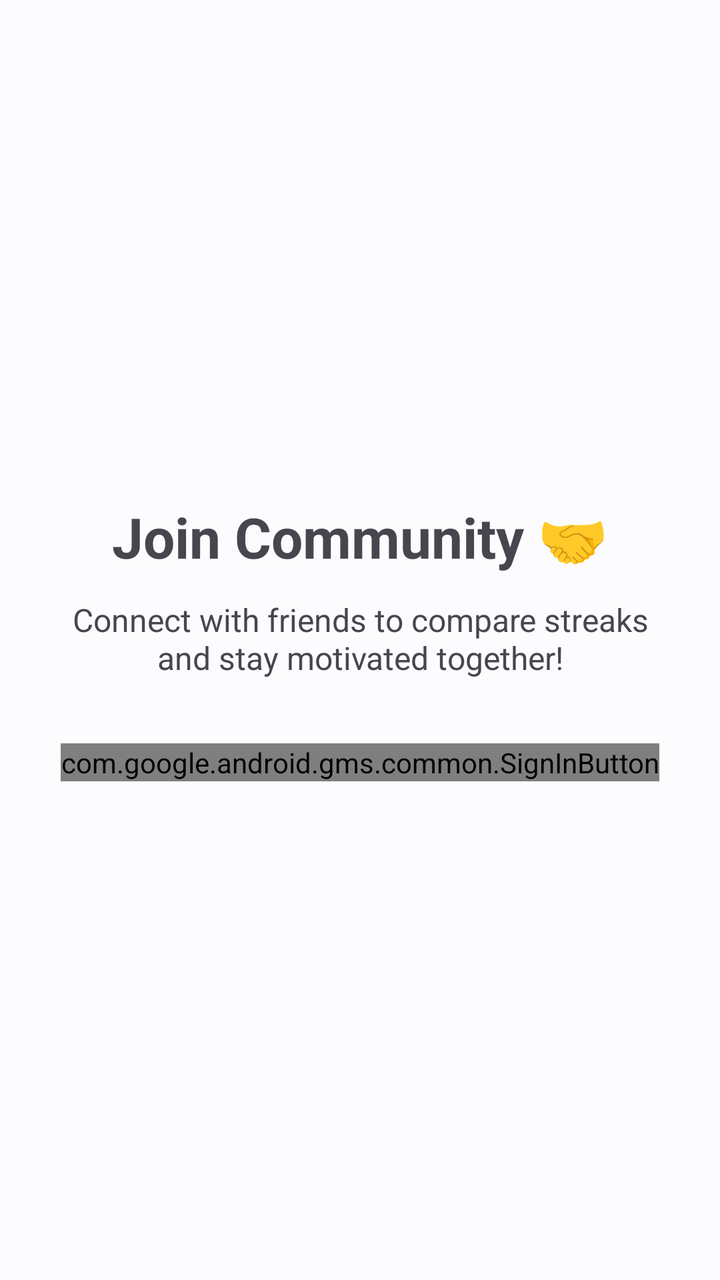
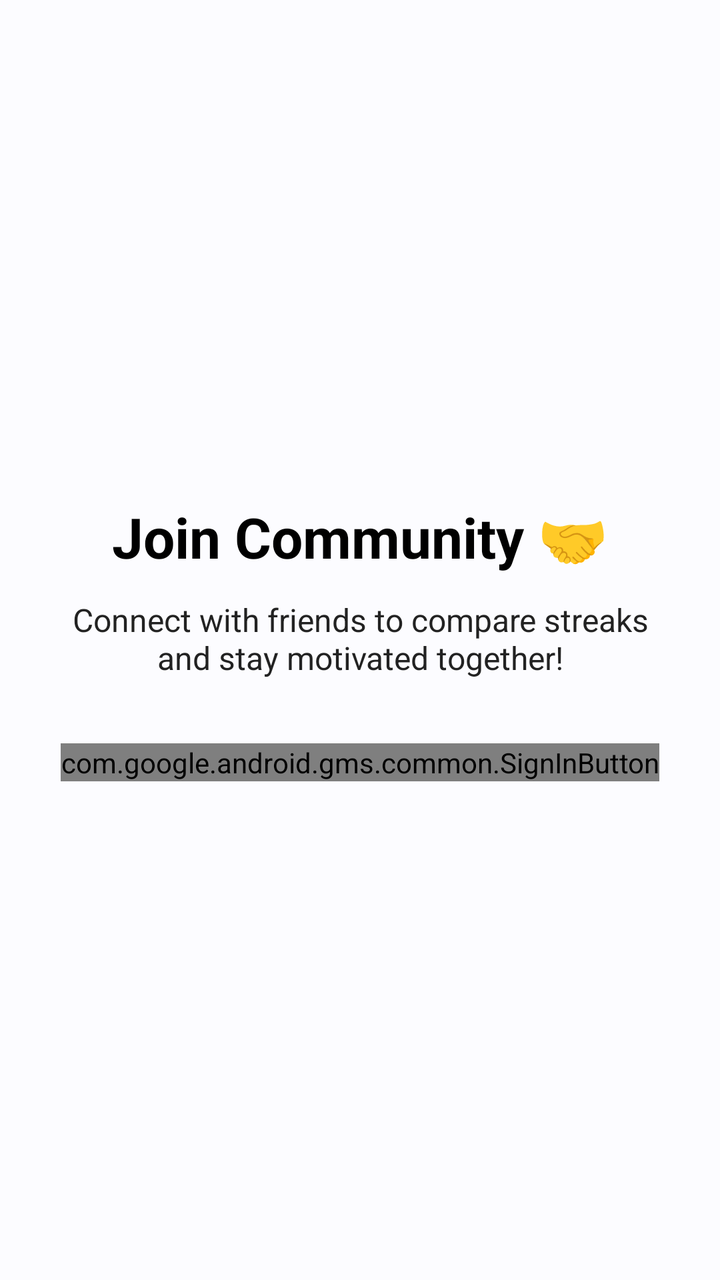

Before-and-after screenshots of an Android layout around one commit, followed by the original layout XML and the change that was made.
<!-- AndroidManifest.xml: application theme Theme.Habitly -->
<!-- res/layout/fragment_social.xml -->
<?xml version="1.0" encoding="utf-8"?>
<androidx.constraintlayout.widget.ConstraintLayout xmlns:android="http://schemas.android.com/apk/res/android"
    xmlns:app="http://schemas.android.com/apk/res-auto"
    android:layout_width="match_parent"
    android:layout_height="match_parent"
    android:padding="24dp">

    
    <LinearLayout
        android:id="@+id/layout_login"
        android:layout_width="match_parent"
        android:layout_height="wrap_content"
        android:gravity="center"
        android:orientation="vertical"
        android:visibility="visible"
        app:layout_constraintBottom_toBottomOf="parent"
        app:layout_constraintTop_toTopOf="parent">

        <TextView
            android:layout_width="wrap_content"
            android:layout_height="wrap_content"
            android:text="Join Community 🤝"
            android:textSize="28sp"
            android:textStyle="bold" />

        <TextView
            android:layout_width="match_parent"
            android:layout_height="wrap_content"
            android:layout_marginTop="12dp"
            android:gravity="center"
            android:text="Connect with friends to compare streaks and stay motivated together!"
            android:textSize="16sp" />

        <com.google.android.gms.common.SignInButton
            android:id="@+id/btn_google_login"
            android:layout_width="wrap_content"
            android:layout_height="wrap_content"
            android:layout_marginTop="32dp" />
    </LinearLayout>

    
    <LinearLayout
        android:id="@+id/layout_social"
        android:layout_width="match_parent"
        android:layout_height="match_parent"
        android:orientation="vertical"
        android:visibility="gone">

        <TextView
            android:layout_width="wrap_content"
            android:layout_height="wrap_content"
            android:text="Social Dashboard"
            android:textSize="24sp"
            android:textStyle="bold" />

        <com.google.android.material.card.MaterialCardView
            android:layout_width="match_parent"
            android:layout_height="wrap_content"
            android:layout_marginTop="16dp"
            app:cardCornerRadius="12dp"
            app:cardElevation="2dp">

            <LinearLayout
                android:layout_width="match_parent"
                android:layout_height="wrap_content"
                android:orientation="vertical"
                android:padding="16dp">

                <TextView
                    android:layout_width="wrap_content"
                    android:layout_height="wrap_content"
                    android:text="Your Friend Code"
                    android:textSize="12sp"
                    android:textAllCaps="true" />

                <TextView
                    android:id="@+id/tv_friend_code"
                    android:layout_width="wrap_content"
                    android:layout_height="wrap_content"
                    android:text="ABC123"
                    android:textColor="?attr/colorPrimary"
                    android:textSize="20sp"
                    android:textStyle="bold" />
            </LinearLayout>
        </com.google.android.material.card.MaterialCardView>

        <com.google.android.material.textfield.TextInputLayout
            android:layout_width="match_parent"
            android:layout_height="wrap_content"
            android:layout_marginTop="16dp"
            android:hint="Enter Friend Code"
            style="@style/Widget.Material3.TextInputLayout.OutlinedBox">

            <com.google.android.material.textfield.TextInputEditText
                android:id="@+id/et_friend_code"
                android:layout_width="match_parent"
                android:layout_height="wrap_content" />
        </com.google.android.material.textfield.TextInputLayout>

        <Button
            android:id="@+id/btn_add_friend"
            android:layout_width="match_parent"
            android:layout_height="wrap_content"
            android:layout_marginTop="8dp"
            android:text="Add Friend" />

        <TextView
            android:layout_width="wrap_content"
            android:layout_height="wrap_content"
            android:layout_marginTop="24dp"
            android:text="Friend Leaderboard"
            android:textStyle="bold" />

        <androidx.recyclerview.widget.RecyclerView
            android:id="@+id/rv_social_leaderboard"
            android:layout_width="match_parent"
            android:layout_height="0dp"
            android:layout_weight="1"
            android:layout_marginTop="8dp" />
    </LinearLayout>

</androidx.constraintlayout.widget.ConstraintLayout>
<!-- resources referenced by this layout -->
<resources>
  <style name="Base.Theme.HabitFlow" parent="Theme.Material3.DayNight.NoActionBar">
          <item name="colorPrimary">@color/md_theme_light_primary</item>
          <item name="colorOnPrimary">@color/md_theme_light_onPrimary</item>
          <item name="colorPrimaryContainer">@color/md_theme_light_primaryContainer</item>
          <item name="colorOnPrimaryContainer">@color/md_theme_light_onPrimaryContainer</item>
          <item name="colorSecondary">@color/md_theme_light_secondary</item>
          <item name="colorOnSecondary">@color/md_theme_light_onSecondary</item>
          <item name="colorSecondaryContainer">@color/md_theme_light_secondaryContainer</item>
          <item name="colorOnSecondaryContainer">@color/md_theme_light_onSecondaryContainer</item>
          <item name="colorTertiary">@color/md_theme_light_tertiary</item>
          <item name="colorOnTertiary">@color/md_theme_light_onTertiary</item>
          <item name="colorTertiaryContainer">@color/md_theme_light_tertiaryContainer</item>
          <item name="colorOnTertiaryContainer">@color/md_theme_light_onTertiaryContainer</item>
          <item name="colorError">@color/md_theme_light_error</item>
          <item name="colorOnError">@color/md_theme_light_onError</item>
          <item name="colorErrorContainer">@color/md_theme_light_errorContainer</item>
          <item name="colorOnErrorContainer">@color/md_theme_light_onErrorContainer</item>
          <item name="android:windowBackground">@color/md_theme_light_background</item>
          <item name="colorOutline">@color/md_theme_light_outline</item>
          <item name="colorSurface">@color/md_theme_light_surface</item>
          <item name="colorOnSurface">@color/md_theme_light_onSurface</item>
          <item name="colorSurfaceVariant">@color/md_theme_light_surfaceVariant</item>
          <item name="colorOnSurfaceVariant">@color/md_theme_light_onSurfaceVariant</item>
          <item name="onSurfaceVariant">@color/md_theme_light_onSurfaceVariant</item>
          <item name="surfaceVariant">@color/md_theme_light_surfaceVariant</item>
          <item name="onPrimaryContainer">@color/md_theme_light_onPrimaryContainer</item>
          <item name="outlineVariant">@color/md_theme_light_outlineVariant</item>
          <item name="colorOutlineVariant">@color/md_theme_light_outlineVariant</item>
  
          
          <item name="dynamicBackgroundColor">@color/md_theme_light_background</item>
          <item name="dynamicSurfaceColor">@color/md_theme_light_surface</item>
          <item name="dynamicTextColorPrimary">#000000</item>
          <item name="dynamicTextColorSecondary">#222222</item>
          <item name="dynamicCardBackgroundColor">#EEFFFFFF</item>
          <item name="dynamicIconTint">#000000</item>
          <item name="dynamicOverlayColor">#1A000000</item> 
  
          
          <item name="customTextColorPrimary">#000000</item>
          <item name="customTextColorSecondary">#222222</item>
      </style>
  <color name="md_theme_light_primary">#006495</color>
  <color name="md_theme_light_onPrimary">#FFFFFF</color>
  <color name="md_theme_light_secondary">#50606E</color>
  <color name="md_theme_light_tertiary">#65587E</color>
  <color name="md_theme_light_error">#BA1A1A</color>
  <color name="md_theme_light_onError">#FFFFFF</color>
  <color name="md_theme_light_outline">#72777E</color>
  <color name="md_theme_light_surface">#FCFCFF</color>
  <color name="md_theme_light_onSurface">#191C1E</color>
  <!-- unchanged entries left out for length: 15 -->
</resources>

<!-- the commit's change to res/layout/fragment_social.xml (unified diff, before → after) -->
@@ -19,17 +19,19 @@
         <TextView
             android:layout_width="wrap_content"
             android:layout_height="wrap_content"
-            android:text="Join Community 🤝"
+            android:text="@string/social_join_title"
             android:textSize="28sp"
-            android:textStyle="bold" />
+            android:textStyle="bold"
+            android:textColor="?attr/dynamicTextColorPrimary" />
 
         <TextView
             android:layout_width="match_parent"
             android:layout_height="wrap_content"
             android:layout_marginTop="12dp"
             android:gravity="center"
-            android:text="Connect with friends to compare streaks and stay motivated together!"
-            android:textSize="16sp" />
+            android:text="@string/social_join_subtitle"
+            android:textSize="16sp"
+            android:textColor="?attr/dynamicTextColorSecondary" />
 
         <com.google.android.gms.common.SignInButton
             android:id="@+id/btn_google_login"
@@ -49,9 +51,10 @@
         <TextView
             android:layout_width="wrap_content"
             android:layout_height="wrap_content"
-            android:text="Social Dashboard"
+            android:text="@string/social_dashboard"
             android:textSize="24sp"
-            android:textStyle="bold" />
+            android:textStyle="bold"
+            android:textColor="?attr/dynamicTextColorPrimary" />
 
         <com.google.android.material.card.MaterialCardView
             android:layout_width="match_parent"
@@ -69,7 +72,7 @@
                 <TextView
                     android:layout_width="wrap_content"
                     android:layout_height="wrap_content"
-                    android:text="Your Friend Code"
+                    android:text="@string/your_friend_code"
                     android:textSize="12sp"
                     android:textAllCaps="true" />
 
@@ -77,7 +80,7 @@
                     android:id="@+id/tv_friend_code"
                     android:layout_width="wrap_content"
                     android:layout_height="wrap_content"
-                    android:text="ABC123"
+                    android:text="@string/default_friend_code"
                     android:textColor="?attr/colorPrimary"
                     android:textSize="20sp"
                     android:textStyle="bold" />
@@ -88,7 +91,7 @@
             android:layout_width="match_parent"
             android:layout_height="wrap_content"
             android:layout_marginTop="16dp"
-            android:hint="Enter Friend Code"
+            android:hint="@string/friend_code_hint"
             style="@style/Widget.Material3.TextInputLayout.OutlinedBox">
 
             <com.google.android.material.textfield.TextInputEditText
@@ -102,14 +105,15 @@
             android:layout_width="match_parent"
             android:layout_height="wrap_content"
             android:layout_marginTop="8dp"
-            android:text="Add Friend" />
+            android:text="@string/add_friend" />
 
         <TextView
             android:layout_width="wrap_content"
             android:layout_height="wrap_content"
             android:layout_marginTop="24dp"
-            android:text="Friend Leaderboard"
-            android:textStyle="bold" />
+            android:text="@string/friend_leaderboard"
+            android:textStyle="bold"
+            android:textColor="?attr/dynamicTextColorPrimary" />
 
         <androidx.recyclerview.widget.RecyclerView
             android:id="@+id/rv_social_leaderboard"
<!-- resource entries referenced after the edit -->
@@ -1,5 +1,13 @@
 <!-- resources referenced by this layout -->
 <resources>
+  <string name="add_friend">Add Friend</string>
+  <string name="default_friend_code">ABC123</string>
+  <string name="friend_code_hint">Enter Friend Code</string>
+  <string name="friend_leaderboard">Friend Leaderboard</string>
+  <string name="social_dashboard">Social Dashboard</string>
+  <string name="social_join_subtitle">Connect with friends to compare streaks and stay motivated together!</string>
+  <string name="social_join_title">Join Community 🤝</string>
+  <string name="your_friend_code">Your Friend Code</string>
   <style name="Base.Theme.HabitFlow" parent="Theme.Material3.DayNight.NoActionBar">
           <item name="colorPrimary">@color/md_theme_light_primary</item>
           <item name="colorOnPrimary">@color/md_theme_light_onPrimary</item>
@@ -34,7 +42,7 @@
           <item name="dynamicSurfaceColor">@color/md_theme_light_surface</item>
           <item name="dynamicTextColorPrimary">#000000</item>
           <item name="dynamicTextColorSecondary">#222222</item>
-          <item name="dynamicCardBackgroundColor">#EEFFFFFF</item>
+          <item name="dynamicCardBackgroundColor">@color/glass_white</item>
           <item name="dynamicIconTint">#000000</item>
           <item name="dynamicOverlayColor">#1A000000</item> 
   
@@ -51,6 +59,7 @@
   <color name="md_theme_light_outline">#72777E</color>
   <color name="md_theme_light_surface">#FCFCFF</color>
   <color name="md_theme_light_onSurface">#191C1E</color>
+  <color name="glass_white">#A6FFFFFF</color>
   <!-- unchanged entries left out for length: 15 -->
 </resources>
 
